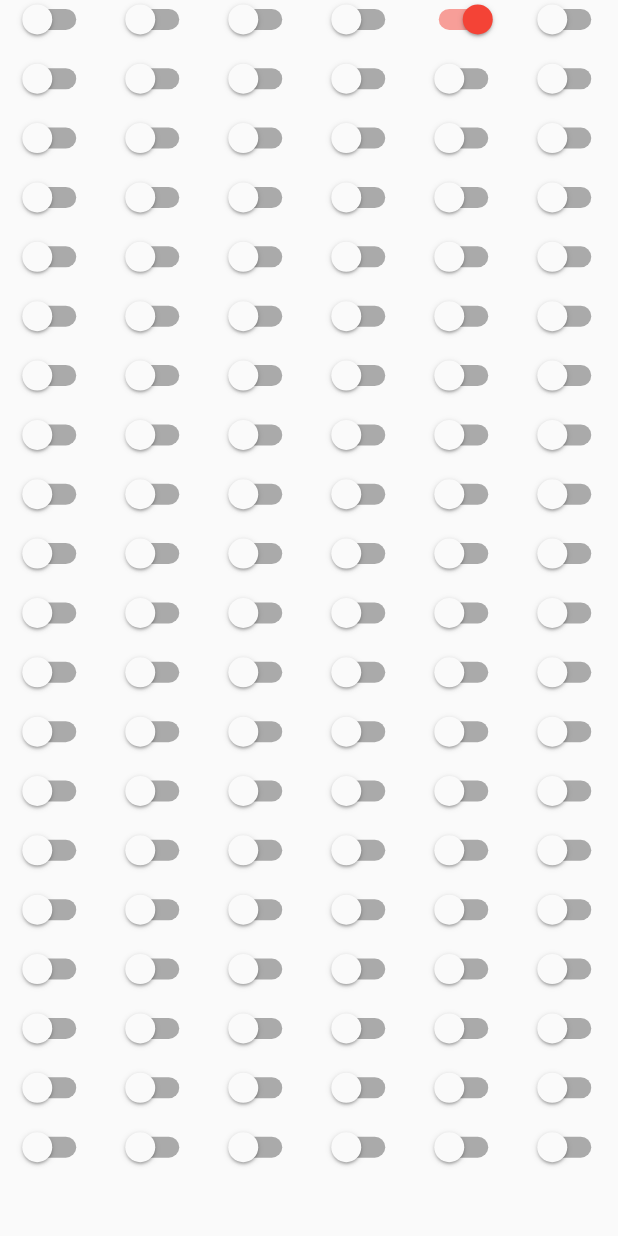
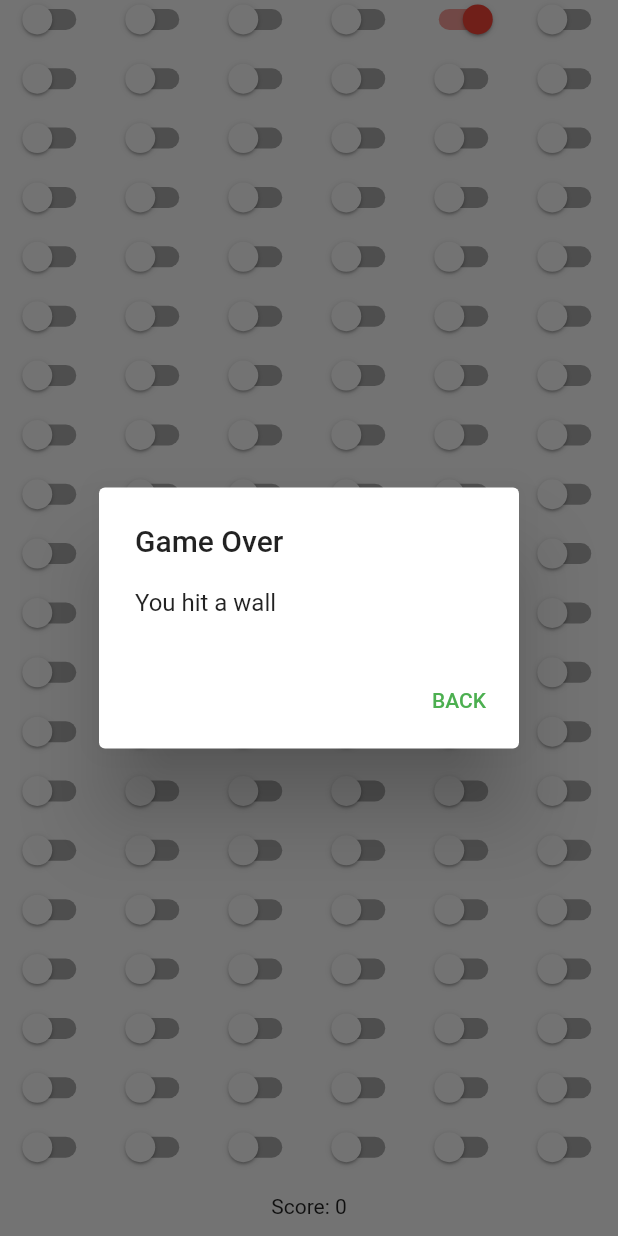
Before and after one commit to gargakshit/switchsnek, a Flutter app: the SnekScreen screen opened directly, scrolled down 86 dp, after a tap on "START", on a phone screen of 412 x 824 dp. Run offline on Flutter 3.47's test engine with Material 2 defaults, Android fonts, the phone set to English and light mode, and no system bars.

Commit message:
feat: add 'try to eat yourself'
Signed-off-by: Akshit Garg <garg.akshit@gmail.com>

```diff
--- a/lib/screens/snek.dart
+++ b/lib/screens/snek.dart
@@ -27,10 +27,13 @@ class _SnekScreenState extends State<SnekScreen> {
   Timer? timer;
   bool gameOver = false;
   bool gameStarted = false;
+  String gameOverReason = '';
 
   Direction direction = Direction.RIGHT;
 
   final gridFocus = FocusNode();
+
+  int score = 0;
 
   @override
   void initState() {
@@ -77,11 +80,31 @@ class _SnekScreenState extends State<SnekScreen> {
 
           if (gameOver) {
             timer.cancel();
-            // show the end screen
+            showGameOver();
           }
         },
       );
     });
+  }
+
+  void showGameOver() {
+    showDialog(
+      context: context,
+      barrierDismissible: false,
+      builder: (context) => AlertDialog(
+        title: const Text('Game Over'),
+        content: Text(gameOverReason),
+        actions: [
+          TextButton(
+            onPressed: () {
+              Navigator.of(context).pop();
+              Navigator.of(context).pop();
+            },
+            child: const Text('BACK'),
+          ),
+        ],
+      ),
+    );
   }
 
   final upKey = 4295426130;
@@ -123,10 +146,18 @@ class _SnekScreenState extends State<SnekScreen> {
     setState(() {
       final last = snek.last;
 
+      final snekCopy = [...snek];
+      snekCopy.removeLast();
+
+      if (snekCopy.contains(last)) {
+        gameOver = true;
+        gameOverReason = 'Did you try to eat yourself?';
+      } else {
         switch (direction) {
           case Direction.RIGHT:
             if ((last + 1) % crossAxisCount == 0) {
               gameOver = true;
+              gameOverReason = 'You hit a wall';
             } else {
               snek.add(last + 1);
             }
@@ -136,6 +167,7 @@ class _SnekScreenState extends State<SnekScreen> {
           case Direction.DOWN:
             if (last > numSwitches - crossAxisCount) {
               gameOver = true;
+              gameOverReason = 'You hit a wall';
             } else {
               snek.add(last + crossAxisCount);
             }
@@ -145,6 +177,7 @@ class _SnekScreenState extends State<SnekScreen> {
           case Direction.LEFT:
             if (last % crossAxisCount == 0) {
               gameOver = true;
+              gameOverReason = 'You hit a wall';
             } else {
               snek.add(last - 1);
             }
@@ -154,15 +187,18 @@ class _SnekScreenState extends State<SnekScreen> {
           case Direction.UP:
             if (last < crossAxisCount) {
               gameOver = true;
+              gameOverReason = 'You hit a wall';
             } else {
               snek.add(last - crossAxisCount);
             }
 
             break;
         }
+      }
 
       if (last == fwood) {
         fwood = generateFwoodLocation(numSwitches);
+        score++;
       } else {
         if (!gameOver) {
           snek.removeAt(0);
@@ -210,7 +246,12 @@ class _SnekScreenState extends State<SnekScreen> {
       bottomNavigationBar: SizedBox(
         height: 40,
         child: gameStarted
-            ? Container()
+            ? Row(
+                mainAxisAlignment: MainAxisAlignment.center,
+                children: [
+                  Text('Score: $score'),
+                ],
+              )
             : ElevatedButton(
                 onPressed: () {
                   startGame();
```
Lines whose indentation alone changed are shown as unchanged.
